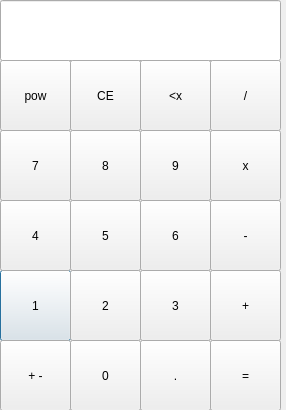
AhsanGhaffar370/PyQt5_UI, file simpleCaculator.ui: the form before one commit.
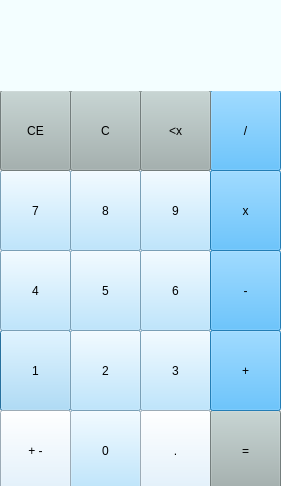
The form after the commit.

What changed in the file:
```diff
--- a/simpleCaculator.ui
+++ b/simpleCaculator.ui
@@ -6,8 +6,8 @@
    <rect>
     <x>0</x>
     <y>0</y>
-    <width>286</width>
-    <height>410</height>
+    <width>281</width>
+    <height>486</height>
    </rect>
   </property>
   <property name="windowTitle">
@@ -17,34 +17,30 @@
    <property name="geometry">
     <rect>
      <x>0</x>
-     <y>270</y>
+     <y>330</y>
      <width>71</width>
-     <height>71</height>
+     <height>81</height>
     </rect>
    </property>
+   <property name="styleSheet">
+    <string notr="true">background-color: rgb(170, 223, 255);</string>
+   </property>
    <property name="text">
     <string>1</string>
    </property>
   </widget>
-  <widget class="QLineEdit" name="solution">
-   <property name="geometry">
-    <rect>
-     <x>0</x>
-     <y>0</y>
-     <width>281</width>
-     <height>61</height>
-    </rect>
-   </property>
-  </widget>
-  <widget class="QPushButton" name="two">
+  <widget class="QPushButton" name="two_btn">
    <property name="geometry">
     <rect>
      <x>70</x>
-     <y>270</y>
+     <y>330</y>
      <width>71</width>
-     <height>71</height>
+     <height>81</height>
     </rect>
    </property>
+   <property name="styleSheet">
+    <string notr="true">background-color: rgb(170, 223, 255);</string>
+   </property>
    <property name="text">
     <string>2</string>
    </property>
@@ -53,11 +49,14 @@
    <property name="geometry">
     <rect>
      <x>140</x>
-     <y>270</y>
+     <y>330</y>
      <width>71</width>
-     <height>71</height>
+     <height>81</height>
     </rect>
    </property>
+   <property name="styleSheet">
+    <string notr="true">background-color: rgb(170, 223, 255);</string>
+   </property>
    <property name="text">
     <string>3</string>
    </property>
@@ -66,11 +65,14 @@
    <property name="geometry">
     <rect>
      <x>0</x>
-     <y>200</y>
+     <y>250</y>
      <width>71</width>
-     <height>71</height>
+     <height>81</height>
     </rect>
    </property>
+   <property name="styleSheet">
+    <string notr="true">background-color: rgb(170, 223, 255);</string>
+   </property>
    <property name="text">
     <string>4</string>
    </property>
@@ -79,11 +81,14 @@
    <property name="geometry">
     <rect>
      <x>70</x>
-     <y>200</y>
+     <y>250</y>
      <width>71</width>
-     <height>71</height>
+     <height>81</height>
     </rect>
    </property>
+   <property name="styleSheet">
+    <string notr="true">background-color: rgb(170, 223, 255);</string>
+   </property>
    <property name="text">
     <string>5</string>
    </property>
@@ -92,11 +97,14 @@
    <property name="geometry">
     <rect>
      <x>140</x>
-     <y>200</y>
+     <y>250</y>
      <width>71</width>
-     <height>71</height>
+     <height>81</height>
     </rect>
    </property>
+   <property name="styleSheet">
+    <string notr="true">background-color: rgb(170, 223, 255);</string>
+   </property>
    <property name="text">
     <string>6</string>
    </property>
@@ -105,11 +113,14 @@
    <property name="geometry">
     <rect>
      <x>0</x>
-     <y>130</y>
+     <y>170</y>
      <width>71</width>
-     <height>71</height>
+     <height>81</height>
     </rect>
    </property>
+   <property name="styleSheet">
+    <string notr="true">background-color: rgb(170, 223, 255);</string>
+   </property>
    <property name="text">
     <string>7</string>
    </property>
@@ -118,11 +129,14 @@
    <property name="geometry">
     <rect>
      <x>70</x>
-     <y>130</y>
+     <y>170</y>
      <width>71</width>
-     <height>71</height>
+     <height>81</height>
     </rect>
    </property>
+   <property name="styleSheet">
+    <string notr="true">background-color: rgb(170, 223, 255);</string>
+   </property>
    <property name="text">
     <string>8</string>
    </property>
@@ -131,11 +145,14 @@
    <property name="geometry">
     <rect>
      <x>140</x>
-     <y>130</y>
+     <y>170</y>
      <width>71</width>
-     <height>71</height>
+     <height>81</height>
     </rect>
    </property>
+   <property name="styleSheet">
+    <string notr="true">background-color: rgb(170, 223, 255);</string>
+   </property>
    <property name="text">
     <string>9</string>
    </property>
@@ -144,11 +161,14 @@
    <property name="geometry">
     <rect>
      <x>70</x>
-     <y>340</y>
+     <y>410</y>
      <width>71</width>
-     <height>71</height>
+     <height>81</height>
     </rect>
    </property>
+   <property name="styleSheet">
+    <string notr="true">background-color: rgb(170, 223, 255);</string>
+   </property>
    <property name="text">
     <string>0</string>
    </property>
@@ -157,11 +177,14 @@
    <property name="geometry">
     <rect>
      <x>0</x>
-     <y>340</y>
+     <y>410</y>
      <width>71</width>
-     <height>71</height>
+     <height>81</height>
     </rect>
    </property>
+   <property name="styleSheet">
+    <string notr="true">background-color: rgb(219, 240, 255);</string>
+   </property>
    <property name="text">
     <string>+ -</string>
    </property>
@@ -170,11 +193,14 @@
    <property name="geometry">
     <rect>
      <x>140</x>
-     <y>340</y>
+     <y>410</y>
      <width>71</width>
-     <height>71</height>
+     <height>81</height>
     </rect>
    </property>
+   <property name="styleSheet">
+    <string notr="true">background-color: rgb(219, 240, 255);</string>
+   </property>
    <property name="text">
     <string>.</string>
    </property>
@@ -183,11 +209,14 @@
    <property name="geometry">
     <rect>
      <x>210</x>
-     <y>340</y>
+     <y>410</y>
      <width>71</width>
-     <height>71</height>
+     <height>81</height>
     </rect>
    </property>
+   <property name="styleSheet">
+    <string notr="true">background-color: rgb(162, 177, 175);</string>
+   </property>
    <property name="text">
     <string>=</string>
    </property>
@@ -196,11 +225,15 @@
    <property name="geometry">
     <rect>
      <x>210</x>
-     <y>270</y>
+     <y>330</y>
      <width>71</width>
-     <height>71</height>
+     <height>81</height>
     </rect>
    </property>
+   <property name="styleSheet">
+    <string notr="true">
+background-color: rgb(49, 176, 255);</string>
+   </property>
    <property name="text">
     <string>+</string>
    </property>
@@ -209,11 +242,15 @@
    <property name="geometry">
     <rect>
      <x>210</x>
-     <y>200</y>
+     <y>250</y>
      <width>71</width>
-     <height>71</height>
+     <height>81</height>
     </rect>
    </property>
+   <property name="styleSheet">
+    <string notr="true">
+background-color: rgb(49, 176, 255);</string>
+   </property>
    <property name="text">
     <string>-</string>
    </property>
@@ -222,11 +259,15 @@
    <property name="geometry">
     <rect>
      <x>210</x>
-     <y>130</y>
+     <y>170</y>
      <width>71</width>
-     <height>71</height>
+     <height>81</height>
     </rect>
    </property>
+   <property name="styleSheet">
+    <string notr="true">
+background-color: rgb(49, 176, 255);</string>
+   </property>
    <property name="text">
     <string>x</string>
    </property>
@@ -235,11 +276,15 @@
    <property name="geometry">
     <rect>
      <x>210</x>
-     <y>60</y>
+     <y>90</y>
      <width>71</width>
-     <height>71</height>
+     <height>81</height>
     </rect>
    </property>
+   <property name="styleSheet">
+    <string notr="true">background-color: rgb(255, 194, 71);
+background-color: rgb(49, 176, 255);</string>
+   </property>
    <property name="text">
     <string>/</string>
    </property>
@@ -248,11 +293,14 @@
    <property name="geometry">
     <rect>
      <x>140</x>
-     <y>60</y>
+     <y>90</y>
      <width>71</width>
-     <height>71</height>
+     <height>81</height>
     </rect>
    </property>
+   <property name="styleSheet">
+    <string notr="true">background-color: rgb(162, 177, 175);</string>
+   </property>
    <property name="text">
     <string>&lt;x</string>
    </property>
@@ -261,26 +309,91 @@
    <property name="geometry">
     <rect>
      <x>70</x>
-     <y>60</y>
+     <y>90</y>
      <width>71</width>
-     <height>71</height>
+     <height>81</height>
     </rect>
+   </property>
+   <property name="styleSheet">
+    <string notr="true">background-color: rgb(162, 177, 175);</string>
+   </property>
+   <property name="text">
+    <string>C</string>
+   </property>
+  </widget>
+  <widget class="QPushButton" name="hclear_btn">
+   <property name="geometry">
+    <rect>
+     <x>0</x>
+     <y>90</y>
+     <width>71</width>
+     <height>81</height>
+    </rect>
+   </property>
+   <property name="styleSheet">
+    <string notr="true">background-color: rgb(162, 177, 175);</string>
    </property>
    <property name="text">
     <string>CE</string>
    </property>
   </widget>
-  <widget class="QPushButton" name="power">
+  <widget class="QLabel" name="fdisp_lb">
    <property name="geometry">
     <rect>
      <x>0</x>
-     <y>60</y>
-     <width>71</width>
-     <height>71</height>
+     <y>0</y>
+     <width>281</width>
+     <height>31</height>
     </rect>
    </property>
+   <property name="font">
+    <font>
+     <pointsize>12</pointsize>
+    </font>
+   </property>
+   <property name="styleSheet">
+    <string notr="true">color: rgb(170, 0, 127);
+background-color: rgb(243, 254, 255);</string>
+   </property>
    <property name="text">
-    <string>pow</string>
+    <string/>
+   </property>
+  </widget>
+  <widget class="QLabel" name="disp_lb">
+   <property name="geometry">
+    <rect>
+     <x>0</x>
+     <y>30</y>
+     <width>281</width>
+     <height>61</height>
+    </rect>
+   </property>
+   <property name="font">
+    <font>
+     <pointsize>18</pointsize>
+    </font>
+   </property>
+   <property name="styleSheet">
+    <string notr="true">background-color: rgb(243, 254, 255);</string>
+   </property>
+   <property name="text">
+    <string/>
+   </property>
+  </widget>
+  <widget class="QLabel" name="ans_lb">
+   <property name="geometry">
+    <rect>
+     <x>240</x>
+     <y>0</y>
+     <width>41</width>
+     <height>16</height>
+    </rect>
+   </property>
+   <property name="styleSheet">
+    <string notr="true">color: rgb(85, 170, 0);</string>
+   </property>
+   <property name="text">
+    <string/>
    </property>
   </widget>
  </widget>
```
Left out of the diff: 36 changed lines with no effect on the pictures.
